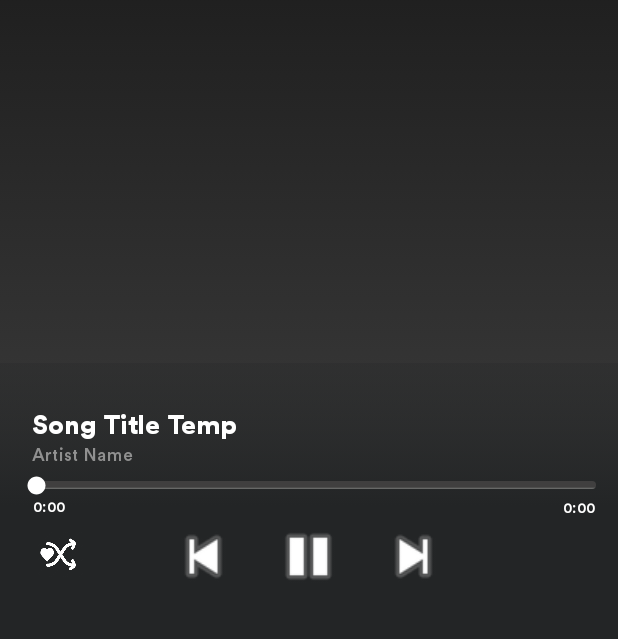
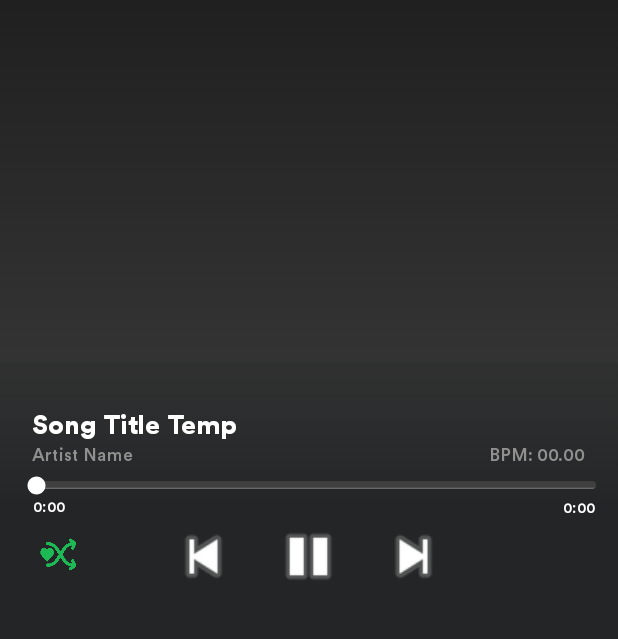
Before and after one commit to JaymeAlann/Spotify_HeartRate_Application, an Android app: the OnBoardingActivity screen opened directly, with no data from a screen before it, on a phone screen of 412 x 824 dp, the part 588-1227 px from its top. Run offline under Robolectric (Android 15) with nearby library versions, the phone set to English and light mode, and no system bars; our stand-ins replace Picasso, Volley; libraries missing offline, so code that uses them is left out: pl.bclogic.pulsator4droid; pictures from the network do not load; 5 statements that could not run were skipped.

Commit message:
Added tempo visual for each song.

```diff
--- a/app/src/main/java/com/example/james/bpm/OnBoardingActivity.java
+++ b/app/src/main/java/com/example/james/bpm/OnBoardingActivity.java
@@ -32,18 +32,16 @@ public class OnBoardingActivity extends FragmentActivity {
     private PlayerService mPlayerService;
     MyFragmentPageAdapter myFragmentPageAdapter;
     private BroadcastReceiver songPlayerDataReceiver;
-    private ArrayList<Song> playlistSongs;
-    private String mSongName, mSongArtist, mSongIMGUrl, mSongID;
     private static OnBoardingActivity mOnBoardingActivity;
     private boolean isPlaying = true;
-    private  boolean shuffleBool = false;
+    private  boolean shuffleBool = true;
     private boolean isBound;
     private ImageView shuffle;
     private long minutesDown, minutesUp = 0;
     private long secondsDown, secondsUp = 0;
     ImageButton previousBTN, playPauseBTN, nextBTN;
     private SeekBar songProgressBar;
-    TextView songTitle, songArtist, songProgressPositive, songProgressNegative;
+    TextView songTitle, songArtist, songProgressPositive, songProgressNegative, songTempo;
     Intent playerServiceIntent;
     ServiceConnection myServiceConnection;
 
@@ -168,7 +166,7 @@ public class OnBoardingActivity extends FragmentActivity {
         return mOnBoardingActivity;
     }
 
-    public void updateTextViews(String name, String artist, long songDuration){
+    public void updateTextViews(String name, String artist, long songDuration, double tempo){
         OnBoardingActivity.this.runOnUiThread(new Runnable() {
             @Override
             public void run() {
@@ -176,6 +174,9 @@ public class OnBoardingActivity extends FragmentActivity {
                 songTitle.setText(name);
                 songArtist = findViewById(R.id.artistName);
                 songArtist.setText(artist);
+                songTempo = findViewById(R.id.songTempo);
+                songTempo.setText("BPM: "+tempo);
+
 
                 if(isPlaying){
 
--- a/app/src/main/java/com/example/james/bpm/PlayerService.java
+++ b/app/src/main/java/com/example/james/bpm/PlayerService.java
@@ -33,6 +33,7 @@ public class PlayerService extends Service {
     private boolean isRunning;
     SongService songService;
     private String songIMG, songURI, songName, songArtist;
+    private double songTempo;
     private int songPos;
     private ArrayList<Song> chosenPlaylistUnsorted;
     private ArrayList<AudioFeatures> playlistAudioFeatures;
@@ -84,6 +85,7 @@ public class PlayerService extends Service {
             playlistAudioFeatures = songService.getAudioFeatures();
             Log.i("AUDIO FEATURES LIST: ",playlistAudioFeatures.size()+"");
             previousSongs.get(0).setSongAudioFeatures(playlistAudioFeatures.get(songPos));
+            songTempo = previousSongs.get(0).getSongAudioFeatures().getTempo();
             songDuration = playlistAudioFeatures.get(songPos).getDuration_ms();
             for(AudioFeatures features : playlistAudioFeatures){
                 chosenPlaylistUnsorted.get(playlistAudioFeatures.indexOf(features)).setSongAudioFeatures(features);
@@ -173,6 +175,7 @@ public class PlayerService extends Service {
                     serviceIntent.putExtra("SongTitle", songName);
                     serviceIntent.putExtra("SongArtist",songArtist);
                     serviceIntent.putExtra("SongDuration_MS", songDuration);
+                    serviceIntent.putExtra("SongTempo",songTempo);
                     serviceIntent.setAction("android.intent.action.IMAGE_RECEIVED");
                     sendBroadcast(serviceIntent);
                     Log.i(TAG, "BROADCAST SENT");
@@ -192,6 +195,7 @@ public class PlayerService extends Service {
         songArtist = nextSong.getAlbum().getAlbumArtists().get(0).getArtistName();
         songIMG = nextSong.getAlbum().getAlbumImages().get(0).getUrl();
         songDuration = nextSong.getSongAudioFeatures().getDuration_ms();
+        songTempo = nextSong.getSongAudioFeatures().getTempo();
 
         previousSongs.add(nextSong);
         startMusic();
@@ -202,6 +206,7 @@ public class PlayerService extends Service {
         songArtist = prevSong.getAlbum().getAlbumArtists().get(0).getArtistName();
         songIMG = prevSong.getAlbum().getAlbumImages().get(0).getUrl();
         songDuration = prevSong.getSongAudioFeatures().getDuration_ms();
+        songTempo = prevSong.getSongAudioFeatures().getTempo();
 
         chosenPlaylistUnsorted.add(prevSong);
         startMusic();
--- a/app/src/main/java/com/example/james/bpm/SongPlayerDataReceiver.java
+++ b/app/src/main/java/com/example/james/bpm/SongPlayerDataReceiver.java
@@ -13,9 +13,10 @@ public class SongPlayerDataReceiver extends BroadcastReceiver {
         String sName = intent.getStringExtra("SongTitle");
         String sArtist = intent.getStringExtra("SongArtist");
         long sDuration = intent.getLongExtra("SongDuration_MS",0);
+        double songTempo = intent.getDoubleExtra("SongTempo",0);
 
         try {
-            OnBoardingActivity.getInstance().updateTextViews(sName,sArtist, sDuration);
+            OnBoardingActivity.getInstance().updateTextViews(sName,sArtist, sDuration, songTempo);
         } catch (Exception e) {
 
         }
--- a/app/src/main/res/layout/activity_on_boarding.xml
+++ b/app/src/main/res/layout/activity_on_boarding.xml
@@ -38,7 +38,7 @@
                 android:clickable="true"
                 android:background="@null"
                 android:layout_marginBottom="45dp"
-                android:src="@drawable/shuffle_white"/>
+                android:src="@drawable/shuffle_green"/>
 
             <LinearLayout
                 android:layout_width="wrap_content"
@@ -144,6 +144,25 @@
                 android:textSize="12sp" />
 
             <TextView
+                android:id="@+id/songTempo"
+                android:layout_width="wrap_content"
+                android:layout_height="wrap_content"
+                android:layout_alignParentStart="true"
+                android:layout_alignParentLeft="true"
+                android:layout_alignParentEnd="true"
+                android:layout_alignParentRight="true"
+                android:layout_alignParentBottom="true"
+                android:layout_marginStart="326dp"
+                android:layout_marginLeft="326dp"
+                android:layout_marginEnd="18dp"
+                android:layout_marginRight="18dp"
+                android:layout_marginBottom="119dp"
+                android:fontFamily="@font/linetocircularpromedium"
+                android:text="@string/tempo"
+                android:textColor="@color/colorGrey"
+                android:textSize="12sp" />
+
+            <TextView
                 android:id="@+id/songProgress"
                 android:layout_width="wrap_content"
                 android:layout_height="wrap_content"
--- a/app/src/main/res/values/strings.xml
+++ b/app/src/main/res/values/strings.xml
@@ -11,6 +11,7 @@
     <string name="age">Select Birthday</string>
     <string name="Welcome">Welcome to BPM Beats</string>
     <string name="WelcomeSub">Tell us a little about yourself</string>
+    <string name="tempo">BPM: 00.00</string>
 
     <!-- TODO: Remove or change this placeholder text -->
     <string name="hello_blank_fragment">Hello blank fragment</string>
```
